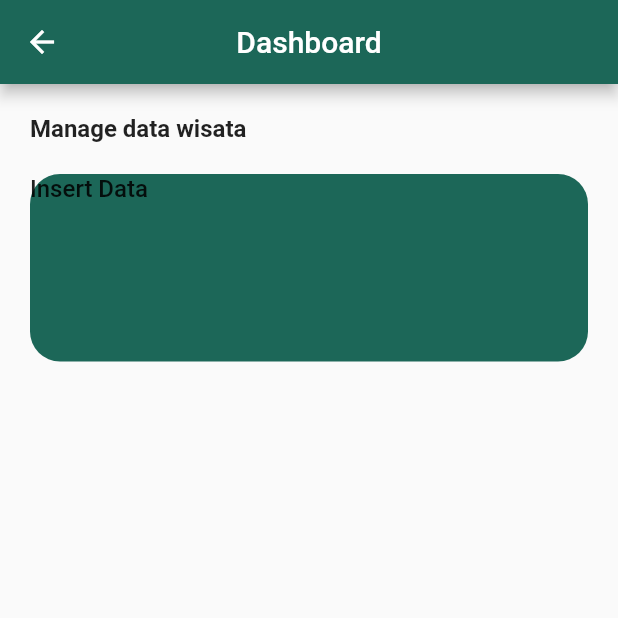
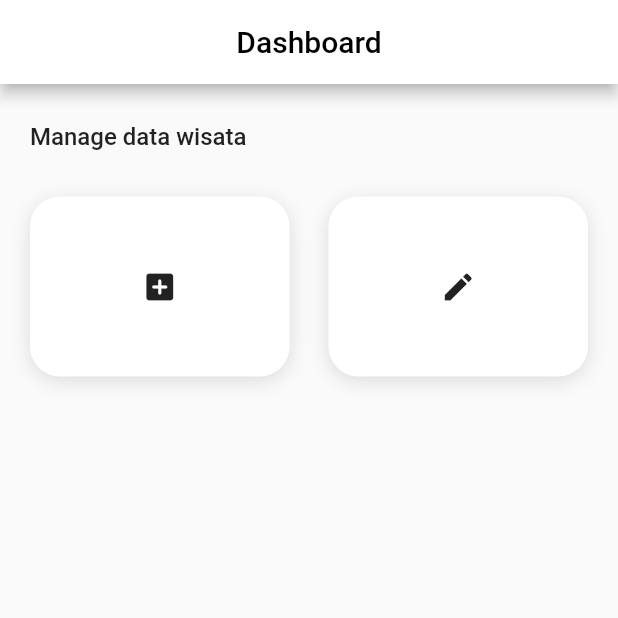
Before and after one commit to anggaeriansyah/wite-dashboard, a Flutter app: the Dashboard screen opened directly, on a phone screen of 412 x 824 dp, the top half of it. Run offline on Flutter 3.47's test engine with Material 2 defaults, Android fonts, the phone set to English and light mode, and no system bars; our stand-ins replace get.

Commit message:
membuat button untuk CRUD

```diff
--- a/lib/Dashboard.dart
+++ b/lib/Dashboard.dart
@@ -13,41 +13,104 @@ class _DashboardState extends State<Dashboard> {
     return Scaffold(
         appBar: AppBar(
           centerTitle: true,
-          title: const Text("Dashboard"),
-          backgroundColor: Theme.of(context).primaryColor,
+          title: const Text(
+            "Dashboard",
+            style: TextStyle(color: Colors.black),
+          ),
+          backgroundColor: Colors.white,
+          // backgroundColor: Theme.of(context).primaryColor,
         ),
         body: Column(
           mainAxisAlignment: MainAxisAlignment.start,
           children: [
-            Container(
-              height: 60,
-              child: const Padding(
+            const SizedBox(
+              height: 70,
+              child: Padding(
                 padding: EdgeInsets.symmetric(horizontal: 20),
                 child: Align(
                   alignment: Alignment.centerLeft,
                   child: Text(
                     'Manage data wisata',
-                    style: TextStyle(fontSize: 16, fontWeight: FontWeight.w600),
+                    style: TextStyle(fontSize: 16, fontWeight: FontWeight.w500),
                   ),
                 ),
               ),
             ),
-            Flexible(
-                child: Container(
-                    height: 125,
-                    width: MediaQuery.of(context).size.width,
-                    margin: const EdgeInsets.symmetric(horizontal: 20),
-                    decoration: BoxDecoration(
-                      color: Theme.of(context).primaryColor,
-                      borderRadius: const BorderRadius.all(
-                        Radius.circular(20),
-                      ),
-                    ),
-                    child: const Text(
-                      'Insert Data',
-                      style:
-                          TextStyle(fontSize: 16, fontWeight: FontWeight.w500),
-                    ))),
+            const SizedBox(height: 5),
+            Padding(
+              padding: const EdgeInsets.symmetric(horizontal: 20),
+              child: Row(
+                mainAxisAlignment: MainAxisAlignment.spaceBetween,
+                children: [
+                  Container(
+                    height: 120,
+                    width: MediaQuery.of(context).size.width * 0.42,
+                    decoration: const BoxDecoration(
+                        color: Colors.white,
+                        borderRadius: BorderRadius.all(Radius.circular(20)),
+                        boxShadow: [
+                          BoxShadow(
+                            offset: Offset(0, 3),
+                            blurRadius: 10,
+                            color: Colors.black12,
+                            // spreadRadius: 0.5,
+                          )
+                        ]),
+                    child: const Icon(Icons.add_box_rounded),
+                  ),
+                  Container(
+                      height: 120,
+                      width: MediaQuery.of(context).size.width * 0.42,
+                      decoration: const BoxDecoration(
+                          color: Colors.white,
+                          borderRadius: BorderRadius.all(Radius.circular(20)),
+                          boxShadow: [
+                            BoxShadow(
+                              offset: Offset(0, 3),
+                              blurRadius: 10,
+                              color: Colors.black12,
+                              // spreadRadius: 0.5,
+                            )
+                          ]),
+                      child: const Icon(Icons.edit)),
+                ],
+              ),
+            ),
+            // Flexible(
+            //     child: Padding(
+            //   padding: const EdgeInsets.symmetric(horizontal: 20),
+            //   child: Column(
+            //     children: [
+            //       Container(
+            //         color: Colors.amber,
+            //         child: const ListTile(
+            //           leading: Icon(Icons.add_box),
+            //           title: Text(
+            //             'Tambah data wisata',
+            //             style: TextStyle(
+            //                 fontSize: 16, fontWeight: FontWeight.w500),
+            //           ),
+            //         ),
+            //       ),
+            //       const SizedBox(height: 5),
+            //       Container(
+            //         color: Colors.amber,
+            //         child: const ListTile(
+            //           leading: Icon(Icons.edit),
+            //           title: Text('Edit data wisata'),
+            //         ),
+            //       ),
+            //       const SizedBox(height: 5),
+            //       Container(
+            //         color: Colors.amber,
+            //         child: const ListTile(
+            //           leading: Icon(Icons.delete),
+            //           title: Text('Hapus data wisata'),
+            //         ),
+            //       ),
+            //     ],
+            //   ),
+            // )),
           ],
         ));
   }
--- a/lib/main.dart
+++ b/lib/main.dart
@@ -22,7 +22,7 @@ class MyApp extends StatelessWidget {
         // primarySwatch: Colors.blue,
         primaryColor: _colorPrime,
       ),
-      home: const DashboardScreen(),
+      home: Dashboard(),
     );
   }
 }
```
